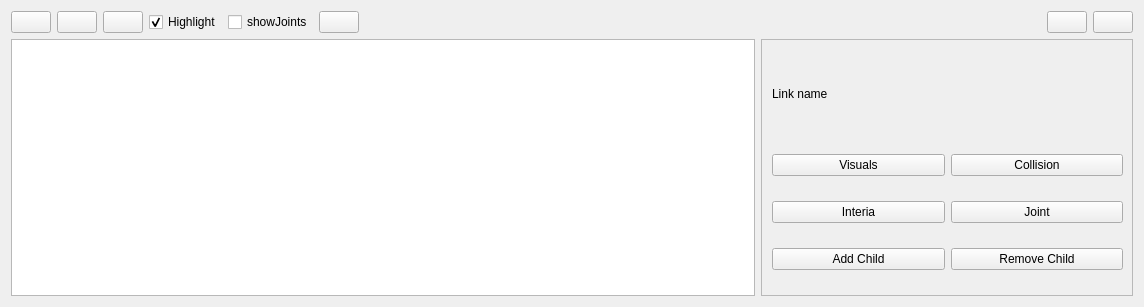
Before: the Qt Designer form resource/RosURDFConfig.ui in Dan-Holm/rqt_urdf_configurator, drawn with Qt 5.
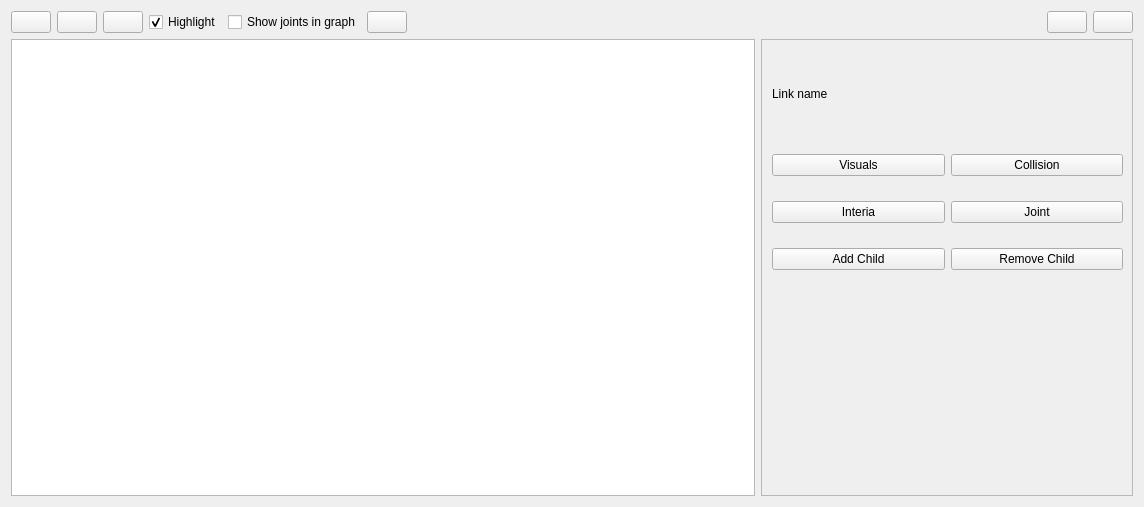
After: the same form once the commit is applied. Custom widgets are drawn as their Qt base class.

Commit message: updated ui and added small functionality to link menu

```diff
--- a/resource/RosURDFConfig.ui
+++ b/resource/RosURDFConfig.ui
@@ -10,7 +10,7 @@
     <x>0</x>
     <y>0</y>
     <width>1144</width>
-    <height>307</height>
+    <height>507</height>
    </rect>
   </property>
   <property name="windowTitle">
@@ -56,7 +56,7 @@
      <item>
       <widget class="QCheckBox" name="showJoints">
        <property name="text">
-        <string>showJoints</string>
+        <string>Show joints in graph</string>
        </property>
       </widget>
      </item>
```
Left out of the diff: 14 changed lines with no effect on the pictures. The commit also changes 4 other files.
